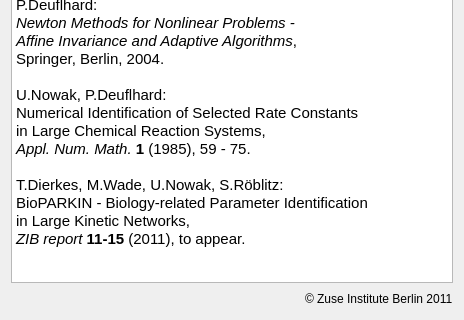
This is src/aboutdialog_v2.ui in CSB-at-ZIB/BioPARKIN as Qt 5 draws it before an edit; both pictures show x 0 to 464 and y 163 to 483 of the 464 by 483 pixel window. The edited form follows.
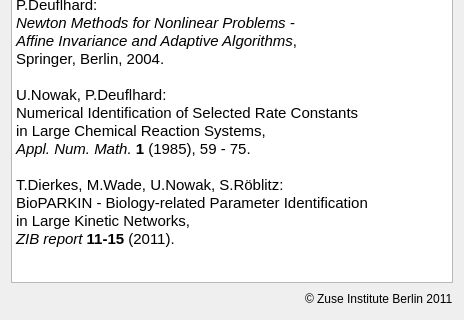
This is the edited form.

Commit message: Adjusted about dialog with citation hints

```diff
--- a/src/aboutdialog_v2.ui
+++ b/src/aboutdialog_v2.ui
@@ -101,7 +101,7 @@
 &lt;p style=&quot; margin-top:0px; margin-bottom:0px; margin-left:0px; margin-right:0px; -qt-block-indent:0; text-indent:0px;&quot;&gt;&lt;span style=&quot; font-family:'Ubuntu'; font-size:11pt;&quot;&gt;T.Dierkes, M.Wade, U.Nowak, S.Röblitz:&lt;/span&gt;&lt;/p&gt;
 &lt;p style=&quot; margin-top:0px; margin-bottom:0px; margin-left:0px; margin-right:0px; -qt-block-indent:0; text-indent:0px;&quot;&gt;&lt;span style=&quot; font-family:'Ubuntu'; font-size:11pt;&quot;&gt;BioPARKIN - Biology-related Parameter Identification &lt;/span&gt;&lt;/p&gt;
 &lt;p style=&quot; margin-top:0px; margin-bottom:0px; margin-left:0px; margin-right:0px; -qt-block-indent:0; text-indent:0px;&quot;&gt;&lt;span style=&quot; font-family:'Ubuntu'; font-size:11pt;&quot;&gt;in Large Kinetic Networks,&lt;/span&gt;&lt;/p&gt;
-&lt;p style=&quot; margin-top:0px; margin-bottom:0px; margin-left:0px; margin-right:0px; -qt-block-indent:0; text-indent:0px;&quot;&gt;&lt;span style=&quot; font-family:'Ubuntu'; font-size:11pt; font-style:italic;&quot;&gt;ZIB report&lt;/span&gt;&lt;span style=&quot; font-family:'Ubuntu'; font-size:11pt;&quot;&gt; &lt;/span&gt;&lt;span style=&quot; font-family:'Ubuntu'; font-size:11pt; font-weight:600;&quot;&gt;11-15 &lt;/span&gt;&lt;span style=&quot; font-family:'Ubuntu'; font-size:11pt;&quot;&gt;(2011), to appear.&lt;/span&gt;&lt;/p&gt;
+&lt;p style=&quot; margin-top:0px; margin-bottom:0px; margin-left:0px; margin-right:0px; -qt-block-indent:0; text-indent:0px;&quot;&gt;&lt;span style=&quot; font-family:'Ubuntu'; font-size:11pt; font-style:italic;&quot;&gt;ZIB report&lt;/span&gt;&lt;span style=&quot; font-family:'Ubuntu'; font-size:11pt;&quot;&gt; &lt;/span&gt;&lt;span style=&quot; font-family:'Ubuntu'; font-size:11pt; font-weight:600;&quot;&gt;11-15 &lt;/span&gt;&lt;span style=&quot; font-family:'Ubuntu'; font-size:11pt;&quot;&gt;(2011).&lt;/span&gt;&lt;/p&gt;
 &lt;p style=&quot; margin-top:0px; margin-bottom:0px; margin-left:0px; margin-right:0px; -qt-block-indent:0; text-indent:0px;&quot;&gt;&lt;span style=&quot; font-family:'Ubuntu'; font-size:11pt;&quot;&gt; &lt;/span&gt;&lt;/p&gt;&lt;/body&gt;&lt;/html&gt;</string>
          </property>
         </widget>
```
The commit also changes 2 other files.
